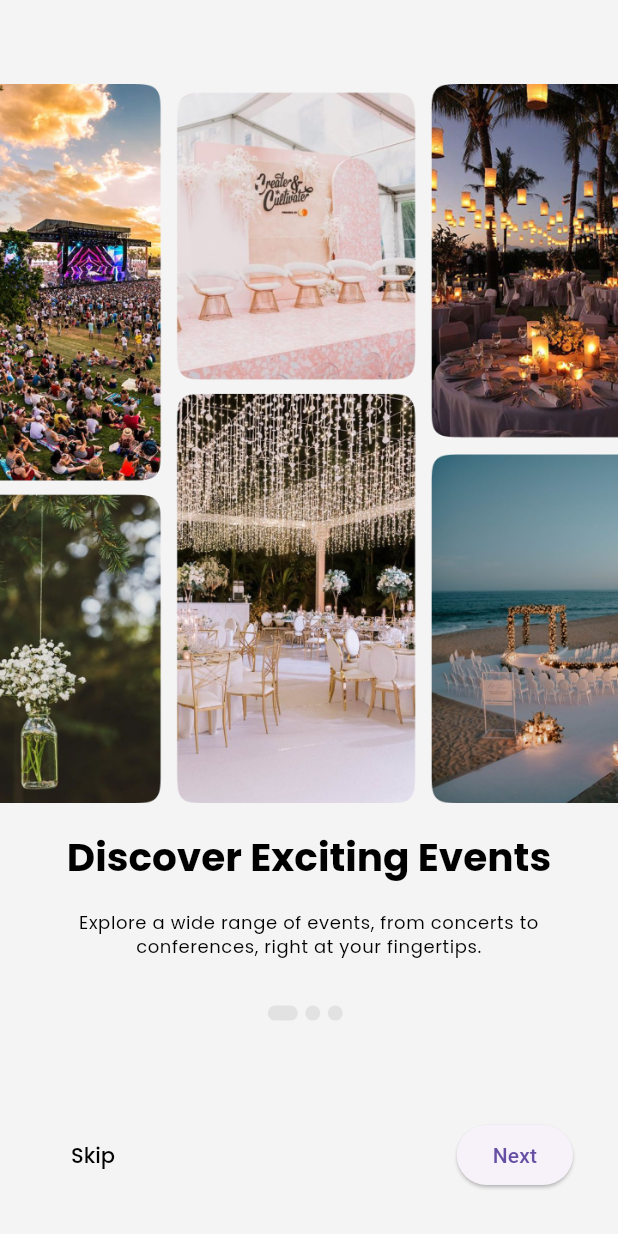
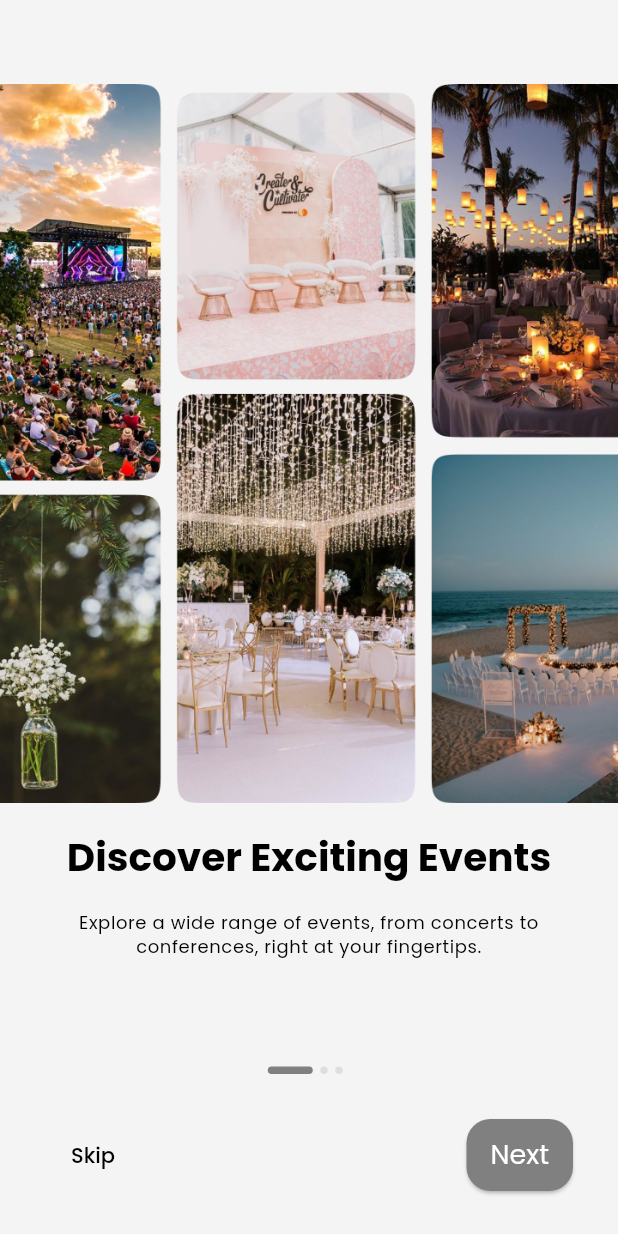
Before and after one commit to zeeshanayaz/wings_event_app, a Flutter app: the screen it shows after launch, on a phone screen of 412 x 824 dp. Run offline on Flutter 3.47's test engine with Material 2 defaults, Android fonts, the phone set to English and light mode, and no system bars; our stand-ins replace get, shared_preferences.

Commit message:
common_button.dart added and theme_config.dart modified

```diff
--- /dev/null
+++ b/lib/common_widgets/common_button.dart
@@ -0,0 +1,35 @@
+import 'package:flutter/material.dart';
+
+class CommonButton extends StatelessWidget {
+  const CommonButton({super.key, this.title, this.onPressed});
+
+  final String? title;
+  final VoidCallback? onPressed;
+
+  @override
+  Widget build(BuildContext context) {
+    return FilledButton(
+      onPressed: onPressed,
+      style: ButtonStyle(
+        backgroundColor:
+            MaterialStateProperty.all(Theme.of(context).splashColor),
+        textStyle: MaterialStateProperty.all(
+            Theme.of(context).textTheme.headlineSmall!.copyWith(
+                  fontWeight: FontWeight.w400,
+                  color: Colors.white,
+                )),
+        padding: MaterialStateProperty.all(
+            const EdgeInsets.symmetric(vertical: 12.0, horizontal: 16.0)),
+        elevation: MaterialStateProperty.all(1),
+        shape: MaterialStateProperty.all<RoundedRectangleBorder>(
+          RoundedRectangleBorder(
+            borderRadius: BorderRadius.circular(16.0),
+          ),
+        ),
+      ),
+      child: Text(
+        title ?? '',
+      ),
+    );
+  }
+}
--- a/lib/presentation/auth/on_board/onboarding_screen.dart
+++ b/lib/presentation/auth/on_board/onboarding_screen.dart
@@ -3,6 +3,7 @@ import 'package:flutter/services.dart';
 import 'package:get/get.dart';
 import 'dart:math' as math;
 
+import '../../../common_widgets/common_button.dart';
 import '../../../utils/extensions.dart';
 import '../../../models/on_board/on_boarding_content.dart';
 
@@ -39,6 +40,7 @@ class _OnBoardingScreenState extends State<OnBoardingScreen> {
   Widget build(BuildContext context) {
     return Scaffold(
       body: Column(
+        mainAxisAlignment: MainAxisAlignment.start,
         children: [
           kToolbarHeight.height,
           Expanded(
@@ -53,10 +55,11 @@ class _OnBoardingScreenState extends State<OnBoardingScreen> {
                       animation: _controller,
                       builder: (context, child) {
                         double pageOffSet = 0;
-                        if(_controller.position.haveDimensions) {
+                        if (_controller.position.haveDimensions) {
                           pageOffSet = _controller.page! - i;
                         }
-                        double gauss = math.exp(-(math.pow(pageOffSet.abs() - 0.5, 2) / 0.08));
+                        double gauss = math
+                            .exp(-(math.pow(pageOffSet.abs() - 0.5, 2) / 0.08));
                         return Transform.translate(
                           offset: Offset(-32 * gauss * pageOffSet.sign, 0),
                           child: Column(
@@ -70,8 +73,8 @@ class _OnBoardingScreenState extends State<OnBoardingScreen> {
                               ),
                               20.height,
                               Padding(
-                                padding:
-                                    const EdgeInsets.symmetric(horizontal: 24.0),
+                                padding: const EdgeInsets.symmetric(
+                                    horizontal: 24.0),
                                 child: Text(
                                   onBoardContent[i].title,
                                   textAlign: TextAlign.center,
@@ -81,11 +84,13 @@ class _OnBoardingScreenState extends State<OnBoardingScreen> {
                               ),
                               20.height,
                               Padding(
-                                padding:
-                                    const EdgeInsets.symmetric(horizontal: 24.0),
+                                padding: const EdgeInsets.symmetric(
+                                    horizontal: 24.0),
                                 child: Text(
                                   onBoardContent[i].desc,
                                   textAlign: TextAlign.center,
+                                  maxLines: 3,
+                                  overflow: TextOverflow.ellipsis,
                                   style: Theme.of(context).textTheme.bodySmall,
                                 ),
                               ),
@@ -98,7 +103,7 @@ class _OnBoardingScreenState extends State<OnBoardingScreen> {
           Expanded(
             flex: 1,
             child: Column(
-              mainAxisAlignment: MainAxisAlignment.spaceBetween,
+              mainAxisAlignment: MainAxisAlignment.end,
               children: [
                 Row(
                   mainAxisAlignment: MainAxisAlignment.center,
@@ -114,16 +119,9 @@ class _OnBoardingScreenState extends State<OnBoardingScreen> {
                         padding: const EdgeInsets.all(30),
                         child: SizedBox(
                           width: double.infinity,
-                          child: ElevatedButton(
-                            onPressed: () {
-                              /*Navigator.of(context)
-                              .pushReplacement(MaterialPageRoute(
-                            builder: (_) => const LoginScreen(),
-                          ));*/
-                            },
-                            child: Text(
-                              'get_started'.tr,
-                            ),
+                          child: CommonButton(
+                            title: 'get_started'.tr,
+                            onPressed: () {},
                           ),
                         ))
                     : Padding(
@@ -145,16 +143,14 @@ class _OnBoardingScreenState extends State<OnBoardingScreen> {
                                     Theme.of(context).textTheme.displayMedium,
                               ),
                             ),
-                            ElevatedButton(
+                            CommonButton(
+                              title: 'next'.tr,
                               onPressed: () {
                                 _controller.nextPage(
-                                  duration: const Duration(milliseconds: 200),
+                                  duration: const Duration(milliseconds: 400),
                                   curve: Curves.easeIn,
                                 );
                               },
-                              child: Text(
-                                'next'.tr,
-                              ),
                             ),
                           ],
                         ),
@@ -176,12 +172,14 @@ class _OnBoardingScreenState extends State<OnBoardingScreen> {
         borderRadius: const BorderRadius.all(
           Radius.circular(50),
         ),
-        color: Theme.of(context).splashColor,
+        color: _currentPage == index
+            ? Theme.of(context).splashColor
+            : Theme.of(context).dividerColor,
       ),
       margin: const EdgeInsets.only(right: 5),
-      height: 10,
+      height: 5,
       curve: Curves.easeIn,
-      width: _currentPage == index ? 20 : 10,
+      width: _currentPage == index ? 30 : 5,
     );
   }
 }
--- a/lib/utils/theme/theme_config.dart
+++ b/lib/utils/theme/theme_config.dart
@@ -3,8 +3,9 @@ import 'package:flutter/material.dart';
 class ThemeConfig {
   static const Color scaffoldBackgroundLight = Color(0xFFF4F4F4);
   static const Color scaffoldBackgroundDark = Color(0xFF222222);
-  // static const Color splashColor = Color(0xFF059DC0);
-  // static const Color seedColor = Color(0xFF059DC0);
+  static const Color splashColor = Color(0xFF808080);
+  static const Color seedColor = Color(0xFF808080);
+  static const Color dividerColor = Color(0x338B8688);
 
   static const Color cardColorLight = Colors.white;
   static const Color cardColorDark = Colors.black;
@@ -22,11 +23,12 @@ class ThemeConfig {
       backgroundColor: scaffoldBackgroundLight,
       elevation: 0,
     ),
-    // splashColor: splashColor,
+    splashColor: splashColor,
+    dividerColor: dividerColor,
     iconTheme: const IconThemeData(
       color: Colors.black,
     ),
-    // colorScheme: ColorScheme.fromSeed(seedColor: seedColor),
+    colorScheme: ColorScheme.fromSeed(seedColor: seedColor),
     cardTheme: const CardTheme(
       color: cardColorLight,
       clipBehavior: Clip.hardEdge,
@@ -99,11 +101,12 @@ class ThemeConfig {
       backgroundColor: scaffoldBackgroundDark,
       elevation: 0,
     ),
-    // splashColor: splashColor,
+    splashColor: splashColor,
+    dividerColor: dividerColor,
     iconTheme: const IconThemeData(
       color: Colors.white,
     ),
-    // colorScheme: ColorScheme.fromSeed(seedColor: seedColor),
+    colorScheme: ColorScheme.fromSeed(seedColor: seedColor),
     cardTheme: const CardTheme(
       color: cardColorDark,
       clipBehavior: Clip.hardEdge,
```
